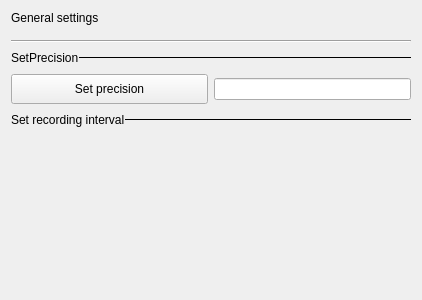
Before: the Qt Designer form ui/iiomonitorgeneralsettingsmenu.ui in thatliuser/scopy, drawn with Qt 5.
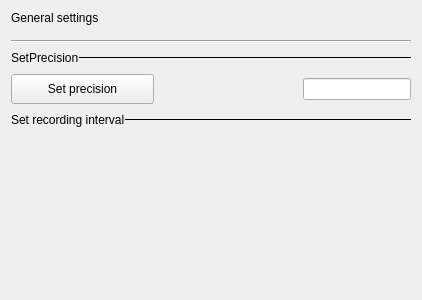
After: the same form once the commit is applied.

```diff
--- a/ui/iiomonitorgeneralsettingsmenu.ui
+++ b/ui/iiomonitorgeneralsettingsmenu.ui
@@ -6,7 +6,7 @@
    <rect>
     <x>0</x>
     <y>0</y>
-    <width>400</width>
+    <width>420</width>
     <height>300</height>
    </rect>
   </property>
@@ -169,7 +169,27 @@
         </widget>
        </item>
        <item>
-        <widget class="QLineEdit" name="precisionValue"/>
+        <spacer name="horizontalSpacer">
+         <property name="orientation">
+          <enum>Qt::Horizontal</enum>
+         </property>
+         <property name="sizeHint" stdset="0">
+          <size>
+           <width>40</width>
+           <height>20</height>
+          </size>
+         </property>
+        </spacer>
+       </item>
+       <item>
+        <widget class="QLineEdit" name="precisionValue">
+         <property name="sizePolicy">
+          <sizepolicy hsizetype="Preferred" vsizetype="Fixed">
+           <horstretch>0</horstretch>
+           <verstretch>0</verstretch>
+          </sizepolicy>
+         </property>
+        </widget>
        </item>
       </layout>
      </item>
```
